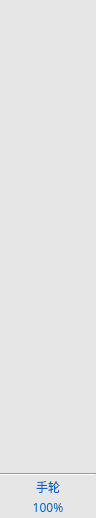
Above: client/selectaxisbar.ui from DandiacalMonkey/ltp before the change. Below: the same form after it.
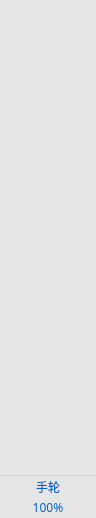
That is the form after the change. Custom widgets are drawn as their Qt base class.

```diff
--- a/client/selectaxisbar.ui
+++ b/client/selectaxisbar.ui
@@ -34,7 +34,7 @@
      <property name="sizeHint" stdset="0">
       <size>
        <width>20</width>
-       <height>73</height>
+       <height>55</height>
       </size>
      </property>
     </spacer>
@@ -42,14 +42,14 @@
    <item>
     <layout class="QVBoxLayout" name="verticalLayout_">
      <property name="spacing">
-      <number>12</number>
+      <number>20</number>
      </property>
      <item>
       <widget class="ltp::base::ClickDelayCheckButton" name="axisButton1_">
        <property name="minimumSize">
         <size>
          <width>40</width>
-         <height>50</height>
+         <height>52</height>
         </size>
        </property>
        <property name="maximumSize">
@@ -79,7 +79,7 @@
        <property name="minimumSize">
         <size>
          <width>40</width>
-         <height>50</height>
+         <height>52</height>
         </size>
        </property>
        <property name="maximumSize">
@@ -90,11 +90,7 @@
        </property>
        <property name="styleSheet">
         <string notr="true">QPushButton{background:transparent;border:0px;font:22px Arial;}
-QPushButton:checked{background:#0064C8; color:white;}
-QPushButton:hover{background:#0064C8; color:white;}
-
-
-</string>
+QPushButton:checked{background:#0064C8;color:white;}</string>
        </property>
        <property name="text">
         <string/>
@@ -109,7 +105,7 @@
        <property name="minimumSize">
         <size>
          <width>40</width>
-         <height>50</height>
+         <height>52</height>
         </size>
        </property>
        <property name="maximumSize">
@@ -120,11 +116,7 @@
        </property>
        <property name="styleSheet">
         <string notr="true">QPushButton{background:transparent;border:0px;font:22px Arial;}
-QPushButton:checked{background:#0064C8; color:white;}
-QPushButton:hover{background:#0064C8; color:white;}
-
-
-</string>
+QPushButton:checked{background:#0064C8;color:white;}</string>
        </property>
        <property name="text">
         <string/>
@@ -139,7 +131,7 @@
        <property name="minimumSize">
         <size>
          <width>40</width>
-         <height>50</height>
+         <height>52</height>
         </size>
        </property>
        <property name="maximumSize">
@@ -150,8 +142,7 @@
        </property>
        <property name="styleSheet">
         <string notr="true">QPushButton{background:transparent;border:0px;font:22px Arial;}
-QPushButton:checked{background:#0064C8; color:white;}
-QPushButton:hover{background:#0064C8; color:white;}</string>
+QPushButton:checked{background:#0064C8;color:white;}</string>
        </property>
        <property name="text">
         <string/>
@@ -166,7 +157,7 @@
        <property name="minimumSize">
         <size>
          <width>40</width>
-         <height>50</height>
+         <height>52</height>
         </size>
        </property>
        <property name="maximumSize">
@@ -183,8 +174,7 @@
        </property>
        <property name="styleSheet">
         <string notr="true">QPushButton{background:transparent;border:0px;font:22px Arial;}
-QPushButton:checked{background:#0064C8; color:white;}
-QPushButton:hover{background:#0064C8; color:white;}</string>
+QPushButton:checked{background:#0064C8;color:white;}</string>
        </property>
        <property name="text">
         <string/>
@@ -199,7 +189,7 @@
        <property name="minimumSize">
         <size>
          <width>40</width>
-         <height>50</height>
+         <height>52</height>
         </size>
        </property>
        <property name="maximumSize">
@@ -210,8 +200,7 @@
        </property>
        <property name="styleSheet">
         <string notr="true">QPushButton{background:transparent;border:0px;font:22px Arial;}
-QPushButton:checked{background:#0064C8; color:white;}
-QPushButton:hover{background:#0064C8; color:white;}</string>
+QPushButton:checked{background:#0064C8;color:white;}</string>
        </property>
        <property name="text">
         <string/>
@@ -238,6 +227,27 @@
    </item>
    <item>
     <widget class="Line" name="line_">
+     <property name="sizePolicy">
+      <sizepolicy hsizetype="Minimum" vsizetype="Fixed">
+       <horstretch>0</horstretch>
+       <verstretch>1</verstretch>
+      </sizepolicy>
+     </property>
+     <property name="minimumSize">
+      <size>
+       <width>0</width>
+       <height>1</height>
+      </size>
+     </property>
+     <property name="maximumSize">
+      <size>
+       <width>16777215</width>
+       <height>1</height>
+      </size>
+     </property>
+     <property name="styleSheet">
+      <string notr="true">QFrame{border:none;background:#D2D2D2;}</string>
+     </property>
      <property name="orientation">
       <enum>Qt::Horizontal</enum>
      </property>
```
Left out of the diff: 5 changed lines with no effect on the pictures.
